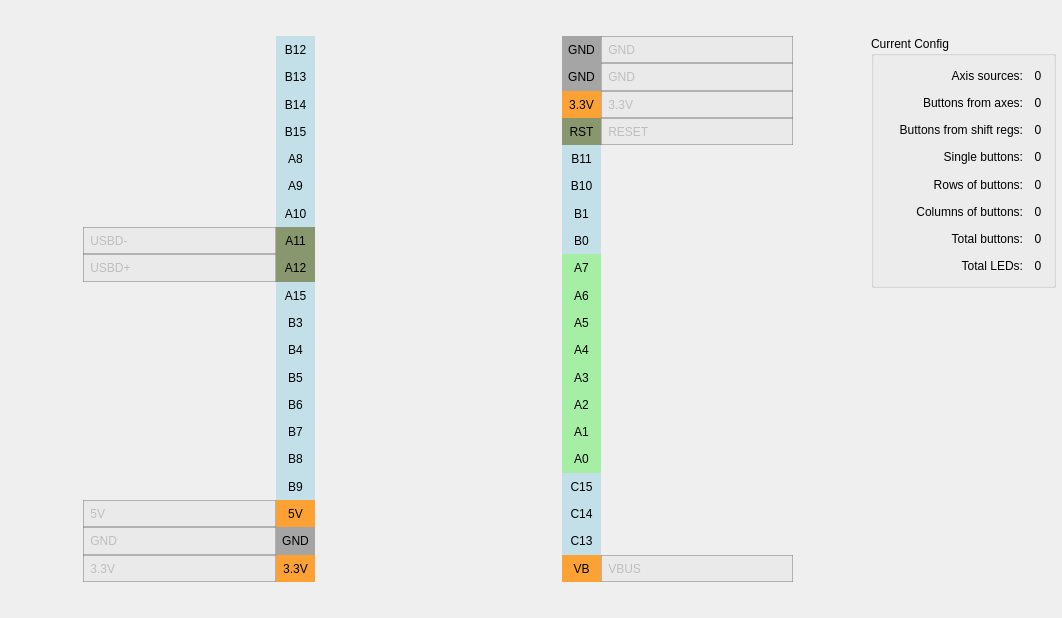
Qt form widgets/pinconfig.ui (FreeJoy-Team/FreeJoyConfiguratorQt) before a commit.
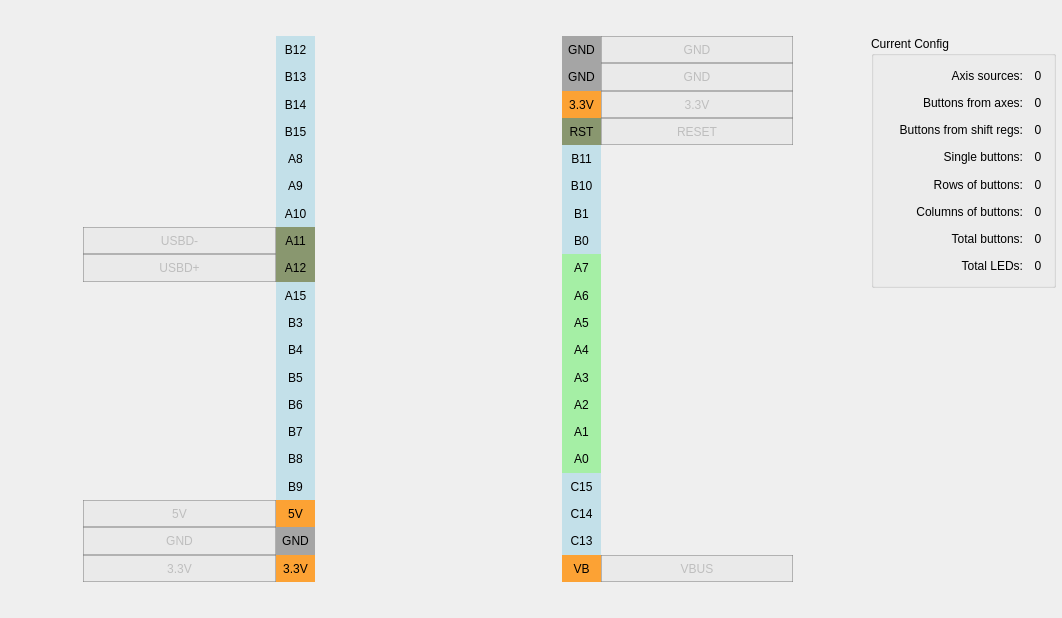
The same form after that commit. Icons and pictures are not drawn. Custom widgets are drawn as their Qt base class.

Commit message: center aligned combobox

```diff
--- a/widgets/pinconfig.ui
+++ b/widgets/pinconfig.ui
@@ -707,7 +707,10 @@
         <enum>QFrame::StyledPanel</enum>
        </property>
        <property name="text">
-        <string notr="true"> GND</string>
+        <string notr="true">GND</string>
+       </property>
+       <property name="alignment">
+        <set>Qt::AlignCenter</set>
        </property>
       </widget>
      </item>
@@ -725,7 +728,10 @@
         <enum>QFrame::StyledPanel</enum>
        </property>
        <property name="text">
-        <string notr="true"> 3.3V</string>
+        <string notr="true">3.3V</string>
+       </property>
+       <property name="alignment">
+        <set>Qt::AlignCenter</set>
        </property>
       </widget>
      </item>
@@ -743,7 +749,10 @@
         <enum>QFrame::StyledPanel</enum>
        </property>
        <property name="text">
-        <string notr="true"> 5V</string>
+        <string notr="true">5V</string>
+       </property>
+       <property name="alignment">
+        <set>Qt::AlignCenter</set>
        </property>
       </widget>
      </item>
@@ -761,7 +770,10 @@
         <enum>QFrame::StyledPanel</enum>
        </property>
        <property name="text">
-        <string notr="true"> USBD-</string>
+        <string notr="true">USBD-</string>
+       </property>
+       <property name="alignment">
+        <set>Qt::AlignCenter</set>
        </property>
       </widget>
      </item>
@@ -779,7 +791,10 @@
         <enum>QFrame::StyledPanel</enum>
        </property>
        <property name="text">
-        <string notr="true"> USBD+</string>
+        <string notr="true">USBD+</string>
+       </property>
+       <property name="alignment">
+        <set>Qt::AlignCenter</set>
        </property>
       </widget>
      </item>
@@ -1213,7 +1228,10 @@
         <enum>QFrame::StyledPanel</enum>
        </property>
        <property name="text">
-        <string notr="true"> GND</string>
+        <string notr="true">GND</string>
+       </property>
+       <property name="alignment">
+        <set>Qt::AlignCenter</set>
        </property>
       </widget>
      </item>
@@ -1231,7 +1249,10 @@
         <enum>QFrame::StyledPanel</enum>
        </property>
        <property name="text">
-        <string notr="true"> GND</string>
+        <string notr="true">GND</string>
+       </property>
+       <property name="alignment">
+        <set>Qt::AlignCenter</set>
        </property>
       </widget>
      </item>
@@ -1249,7 +1270,10 @@
         <enum>QFrame::StyledPanel</enum>
        </property>
        <property name="text">
-        <string notr="true"> 3.3V</string>
+        <string notr="true">3.3V</string>
+       </property>
+       <property name="alignment">
+        <set>Qt::AlignCenter</set>
        </property>
       </widget>
      </item>
@@ -1267,7 +1291,10 @@
         <enum>QFrame::StyledPanel</enum>
        </property>
        <property name="text">
-        <string notr="true"> RESET</string>
+        <string notr="true">RESET</string>
+       </property>
+       <property name="alignment">
+        <set>Qt::AlignCenter</set>
        </property>
       </widget>
      </item>
@@ -1285,7 +1312,10 @@
         <enum>QFrame::StyledPanel</enum>
        </property>
        <property name="text">
-        <string notr="true"> VBUS</string>
+        <string notr="true">VBUS</string>
+       </property>
+       <property name="alignment">
+        <set>Qt::AlignCenter</set>
        </property>
       </widget>
      </item>
```
The commit also changes 17 other files.
